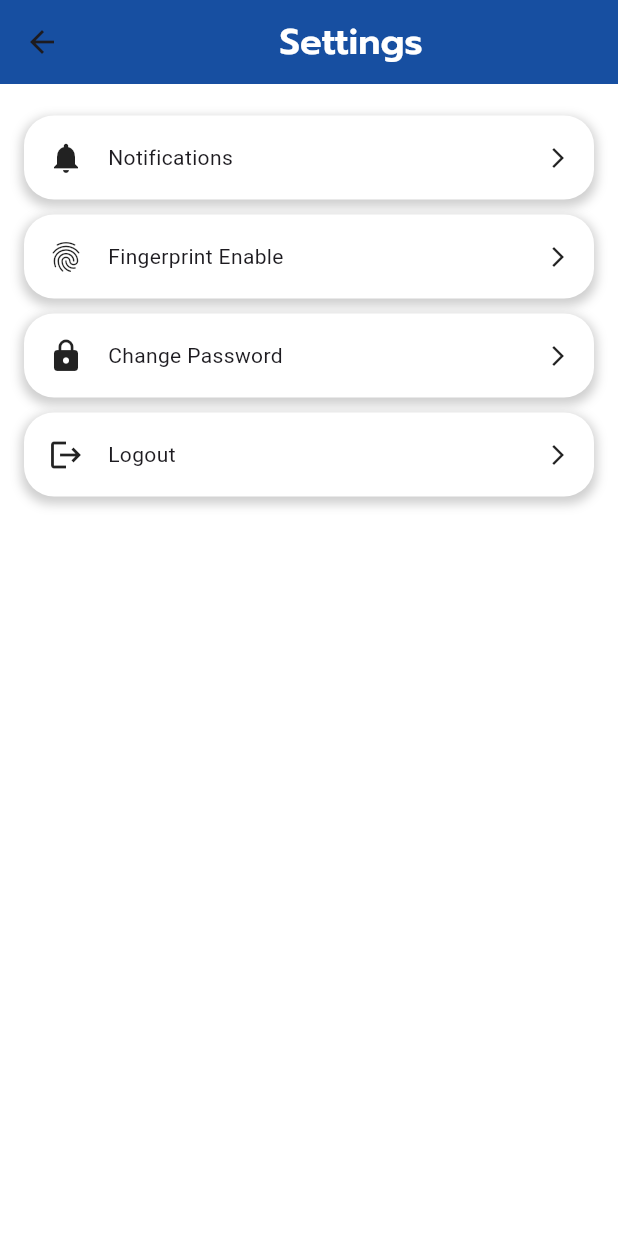
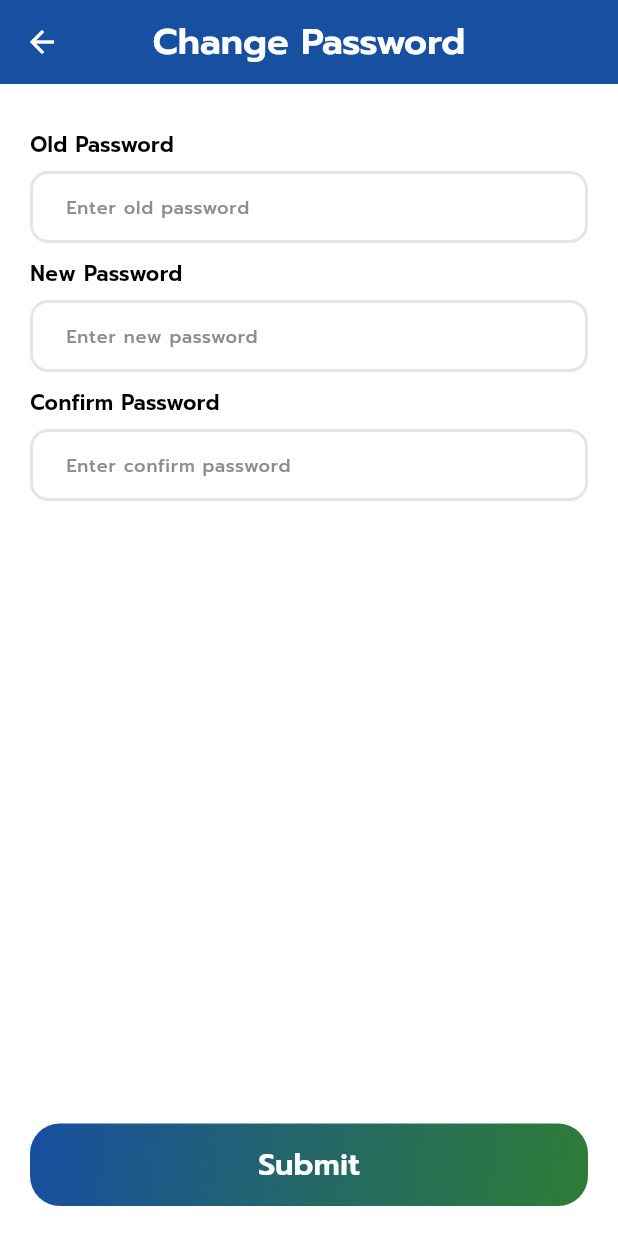
Before and after one commit to osama2razzaq/v_ranger, a Flutter app: the SettingsView screen opened directly, after a tap on "Change Password", on a phone screen of 412 x 824 dp. Run offline on Flutter 3.47's test engine with Material 3 defaults, Android fonts, the phone set to English and light mode, and no system bars; our stand-ins replace firebase_core, firebase_messaging, flutter_slidable, geocoding, geolocator, get and 6 more; missing offline and left inert: bottom_bar, gmaps_by_road_distance_calculator, image_watermark; accounts and stored records are empty; project files that could hold a hidden picture were left out.

Commit message:
fixed change pass

```diff
--- /dev/null
+++ b/lib/features/change_password/data/model/profile_model.dart
@@ -0,0 +1,67 @@
+// To parse this JSON data, do
+//
+//     final profileModel = profileModelFromJson(jsonString);
+
+import 'dart:convert';
+
+ProfileModel profileModelFromJson(String str) =>
+    ProfileModel.fromJson(json.decode(str));
+
+String profileModelToJson(ProfileModel data) => json.encode(data.toJson());
+
+class ProfileModel {
+  String? status;
+  Profile? profile;
+
+  ProfileModel({
+    this.status,
+    this.profile,
+  });
+
+  factory ProfileModel.fromJson(Map<String, dynamic> json) => ProfileModel(
+        status: json["status"],
+        profile:
+            json["profile"] == null ? null : Profile.fromJson(json["profile"]),
+      );
+
+  Map<String, dynamic> toJson() => {
+        "status": status,
+        "profile": profile?.toJson(),
+      };
+}
+
+class Profile {
+  int? id;
+  String? username;
+  String? name;
+  String? phoneNumber;
+  String? icNumber;
+  String? sensitive;
+
+  Profile({
+    this.id,
+    this.username,
+    this.name,
+    this.phoneNumber,
+    this.icNumber,
+    this.sensitive,
+  });
+
+  factory Profile.fromJson(Map<String, dynamic> json) => Profile(
+        id: json["id"],
+        username: json["username"],
+        name: json["name"],
+        phoneNumber: json["phone_number"],
+        icNumber: json["ic_number"],
+        sensitive: json["sensitive"],
+      );
+
+  Map<String, dynamic> toJson() => {
+        "id": id,
+        "username": username,
+        "name": name,
+        "phone_number": phoneNumber,
+        "ic_number": icNumber,
+        "sensitive": sensitive,
+      };
+}
--- /dev/null
+++ b/lib/features/change_password/presentation/controllers/change_password_controller.dart
@@ -0,0 +1,76 @@
+import 'dart:convert';
+import 'package:flutter/widgets.dart';
+import 'package:get/get.dart';
+import 'package:v_ranger/core/base/api_service.dart';
+import 'package:v_ranger/core/utils/snack_bar_helper.dart';
+import 'package:v_ranger/features/profile/data/model/profile_model.dart';
+
+class ChangePasswordController extends GetxController with SnackBarHelper {
+  final Rx<ProfileModel?> data = Rx<ProfileModel?>(null);
+  final TextEditingController oldPasswordTextController =
+      TextEditingController();
+  final TextEditingController newPasswordTextController =
+      TextEditingController();
+  final TextEditingController confirmPasswordTextController =
+      TextEditingController();
+  final RxBool lifeCardUpdateController = false.obs;
+  final ApiService apiService = ApiService();
+
+  @override
+  Future<void> onInit() async {
+    super.onInit();
+  }
+
+  // Method to validate password format (contains letters and numbers)
+  bool isValidPassword(String password) {
+    final passwordRegex = RegExp(r'^(?=.*[A-Za-z])(?=.*\d)[A-Za-z\d]{8,}$');
+    return passwordRegex.hasMatch(password);
+  }
+
+  // Method to check if new password and confirm password match
+  bool doPasswordsMatch() {
+    return newPasswordTextController.text == confirmPasswordTextController.text;
+  }
+
+  // Method to handle form submission and validation
+  void submit() {
+    final newPassword = newPasswordTextController.text;
+    final confirmPassword = confirmPasswordTextController.text;
+
+    if (newPassword.isEmpty || confirmPassword.isEmpty) {
+      showErrorSnackBar('Please fill in both password fields.');
+      return;
+    }
+
+    if (!isValidPassword(newPassword)) {
+      showErrorSnackBar(
+          'Password must contain at least 8 characters, including both letters and numbers.');
+      return;
+    }
+
+    if (!doPasswordsMatch()) {
+      showErrorSnackBar('New password and confirm password do not match.');
+      return;
+    }
+
+    postChangePassword(
+        oldPasswordTextController.text, confirmPasswordTextController.text);
+  }
+
+  Future<void> postChangePassword(
+      String oldPassword, String newPassword) async {
+    try {
+      final result =
+          await apiService.postChangePassword(oldPassword, newPassword);
+
+      final responseData = jsonDecode(result!.body);
+      final message = responseData['message'] ?? 'Unknown error';
+
+      Get.back();
+      showNormalSnackBar(message);
+    } catch (e) {
+      showNormalSnackBar('Failed to load data: $e');
+      data.value = null; // Clear data on error
+    }
+  }
+}
--- /dev/null
+++ b/lib/features/change_password/presentation/views/change_password_view.dart
@@ -0,0 +1,136 @@
+import 'package:flutter/material.dart';
+import 'package:get/get.dart';
+import 'package:v_ranger/core/common_widgets/single_button.dart';
+import 'package:v_ranger/core/values/app_colors.dart';
+
+import 'package:v_ranger/core/values/app_text_style.dart';
+import 'package:v_ranger/features/change_password/presentation/controllers/change_password_controller.dart';
+
+class ChangePasswordView extends StatelessWidget {
+  ChangePasswordView({
+    super.key,
+  });
+
+  @override
+  Widget build(BuildContext context) {
+    final ChangePasswordController controller =
+        Get.put(ChangePasswordController());
+
+    return Scaffold(
+        backgroundColor: AppColors.colorWhite,
+        appBar: AppBar(
+          iconTheme: const IconThemeData(
+            color: Colors.white, //change your color here
+          ),
+          centerTitle: true,
+          backgroundColor: AppColors.primaryColor,
+          title: Text(
+            "Change Password",
+            style: PromptStyle.appBarTitleStyle,
+          ),
+        ),
+        body: SafeArea(
+          child: Padding(
+            padding: const EdgeInsets.all(20.0),
+            child: Column(
+              mainAxisAlignment: MainAxisAlignment.spaceBetween,
+              children: [
+                Column(
+                  children: [
+                    customTextField(
+                        labelText: 'Old Password',
+                        hintText: 'Enter old password',
+                        context: context,
+                        controller: controller.oldPasswordTextController),
+                    customTextField(
+                        labelText: 'New Password',
+                        hintText: 'Enter new password',
+                        context: context,
+                        controller: controller.newPasswordTextController),
+                    customTextField(
+                        labelText: 'Confirm Password',
+                        hintText: 'Enter confirm password',
+                        context: context,
+                        controller: controller.confirmPasswordTextController),
+                  ],
+                ),
+                _buildSubmitButton(
+                    buttonName: 'Submit',
+                    context: context,
+                    controller: controller),
+              ],
+            ),
+          ),
+        ));
+  }
+
+  Widget _buildSubmitButton(
+      {required String buttonName,
+      BuildContext? context,
+      required ChangePasswordController controller}) {
+    return SizedBox(
+      width: MediaQuery.of(context!).size.width,
+      child: SingleButton(
+        bgColor: AppColors.primaryColor,
+        buttonName: buttonName,
+        onTap: () => controller.submit(),
+      ),
+    );
+  }
+
+  Widget customTextField(
+      {String? labelText,
+      String? hintText,
+      required TextEditingController controller,
+      Function(String)? onChanged,
+      BuildContext? context}) {
+    return Padding(
+      padding: const EdgeInsets.fromLTRB(0, 10, 0, 0),
+      child: Column(
+        crossAxisAlignment: CrossAxisAlignment.start,
+        children: [
+          if (labelText != null)
+            Padding(
+              padding: const EdgeInsets.only(bottom: 8.0),
+              child: Text(labelText, style: PromptStyle.profileSubTitle),
+            ),
+          SizedBox(
+            child: TextField(
+              onChanged: onChanged,
+              controller: controller,
+              keyboardType: TextInputType.multiline, // Ensures t
+              textAlign: TextAlign.start,
+              cursorColor: AppColors.primaryColor,
+              style: PromptStyle.dropDownInerText,
+              obscureText: true, // Mask the password input
+              decoration: InputDecoration(
+                contentPadding:
+                    const EdgeInsets.fromLTRB(20.0, 10.0, 20.0, 10.0),
+                hintText: hintText,
+                hintStyle: PromptStyle.hintTextStyle,
+                border: OutlineInputBorder(
+                  borderRadius: BorderRadius.circular(
+                      12.0), // Adjust the radius as needed
+                ),
+                focusedBorder: OutlineInputBorder(
+                  borderRadius: BorderRadius.circular(12.0),
+                  borderSide: const BorderSide(
+                      color: AppColors.primaryColor,
+                      width:
+                          2.0), // Adjust the border color and width as needed
+                ),
+                enabledBorder: OutlineInputBorder(
+                  borderRadius: BorderRadius.circular(12.0),
+                  borderSide: const BorderSide(
+                      color: AppColors.boaderColor,
+                      width:
+                          2.0), // Adjust the border color and width as needed
+                ),
+              ),
+            ),
+          ),
+        ],
+      ),
+    );
+  }
+}
--- a/lib/features/settings/presentation/views/settings_view.dart
+++ b/lib/features/settings/presentation/views/settings_view.dart
@@ -3,6 +3,7 @@ import 'package:get/get.dart';
 import 'package:get/get_core/src/get_main.dart';
 import 'package:v_ranger/core/values/app_colors.dart';
 import 'package:v_ranger/core/values/app_text_style.dart';
+import 'package:v_ranger/features/change_password/presentation/views/change_password_view.dart';
 import 'package:v_ranger/features/settings/presentation/controllers/settings_controller.dart';
 
 class SettingsView extends StatelessWidget {
@@ -42,7 +43,9 @@ class SettingsView extends StatelessWidget {
               context,
               Icons.lock,
               'Change Password',
-              () {},
+              () {
+                Get.to(() => ChangePasswordView());
+              },
             ),
             _settingItem(
               context,
```
Also changed, not shown: lib/core/base/api_service.dart (+36 -0 lines).
